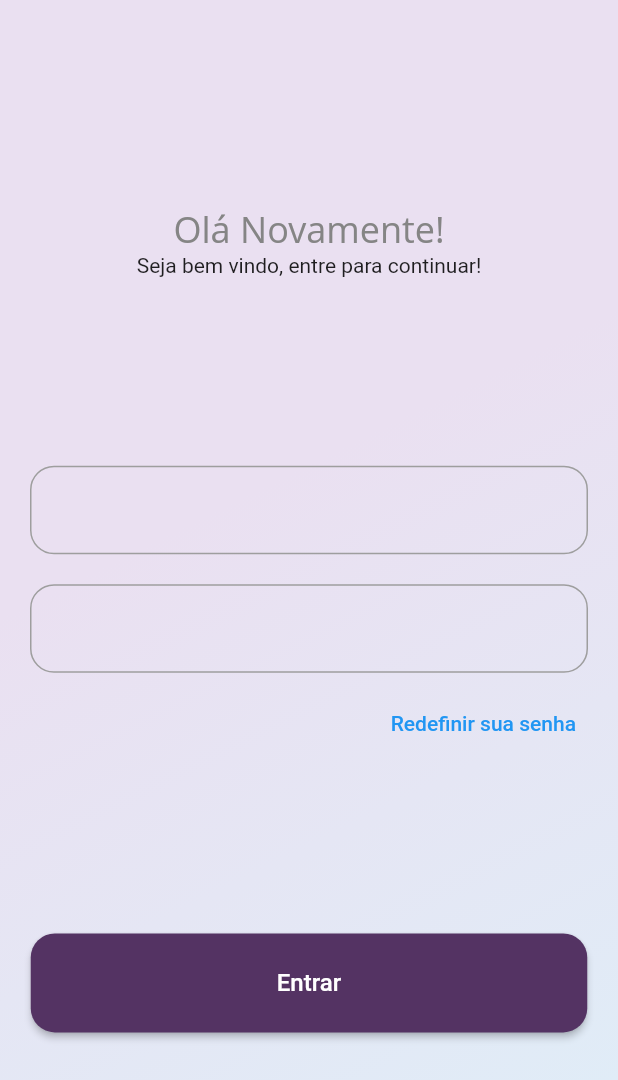
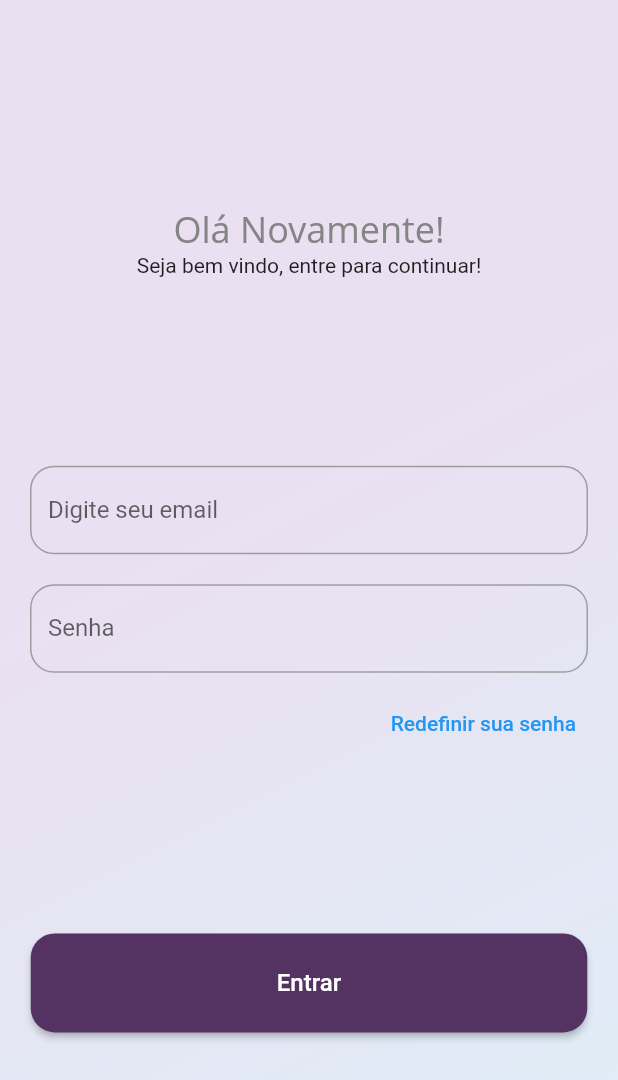
Before and after one commit to islycodes/jobfinder-flutter, a Flutter app: the screen it shows after launch, after a tap on "Entrar", on a phone screen of 412 x 824 dp. Shown: the top 1080 px of the screen. Run offline on Flutter 3.47's test engine with Material 2 defaults, Android fonts, the phone set to English and light mode, and no system bars; Roboto replaces fonts that are missing (Open Sans).

Commit message:
Update tela_login.dart

```diff
--- a/lib/view/tela_login.dart
+++ b/lib/view/tela_login.dart
@@ -49,7 +49,7 @@ class _TelaLoginState extends State<TelaLogin> {
                 ),
                 Column(children: [
                   campoTexto('Digite seu email', txtEmail),
-                  campoTexto('Senha', txtSenha),
+                  campoSenha('Senha', txtSenha),
                   Row(
                     mainAxisAlignment: MainAxisAlignment.end,
                     children: [
@@ -82,6 +82,7 @@ class _TelaLoginState extends State<TelaLogin> {
         ),
         decoration: new InputDecoration(
           floatingLabelStyle: TextStyle(color: Color.fromRGBO(84, 51, 99, 1)),
+          labelText: rotulo,
           fillColor: Colors.white,
           enabledBorder: new OutlineInputBorder(
             borderRadius: new BorderRadius.circular(16),
@@ -94,6 +95,32 @@ class _TelaLoginState extends State<TelaLogin> {
         ),
       ),
     );
+  }
+
+  campoSenha(rotulo, variavel) {
+    return Container(
+        margin: const EdgeInsets.fromLTRB(0, 10, 0, 10),
+        child: TextFormField(
+            cursorColor: Color.fromRGBO(84, 51, 99, 1),
+            obscureText: true,
+            enableSuggestions: false,
+            autocorrect: false,
+            controller: variavel,
+            style: TextStyle(fontSize: 16, color: Colors.black),
+            decoration: new InputDecoration(
+              floatingLabelStyle:
+                  TextStyle(color: Color.fromRGBO(84, 51, 99, 1)),
+              labelText: rotulo,
+              fillColor: Colors.white,
+              enabledBorder: new OutlineInputBorder(
+                borderRadius: new BorderRadius.circular(16),
+                borderSide: BorderSide(color: Colors.grey),
+              ),
+              focusedBorder: new OutlineInputBorder(
+                borderRadius: new BorderRadius.circular(16),
+                borderSide: BorderSide(color: Color.fromRGBO(84, 51, 99, 1)),
+              ),
+            )));
   }
 
   //
```
